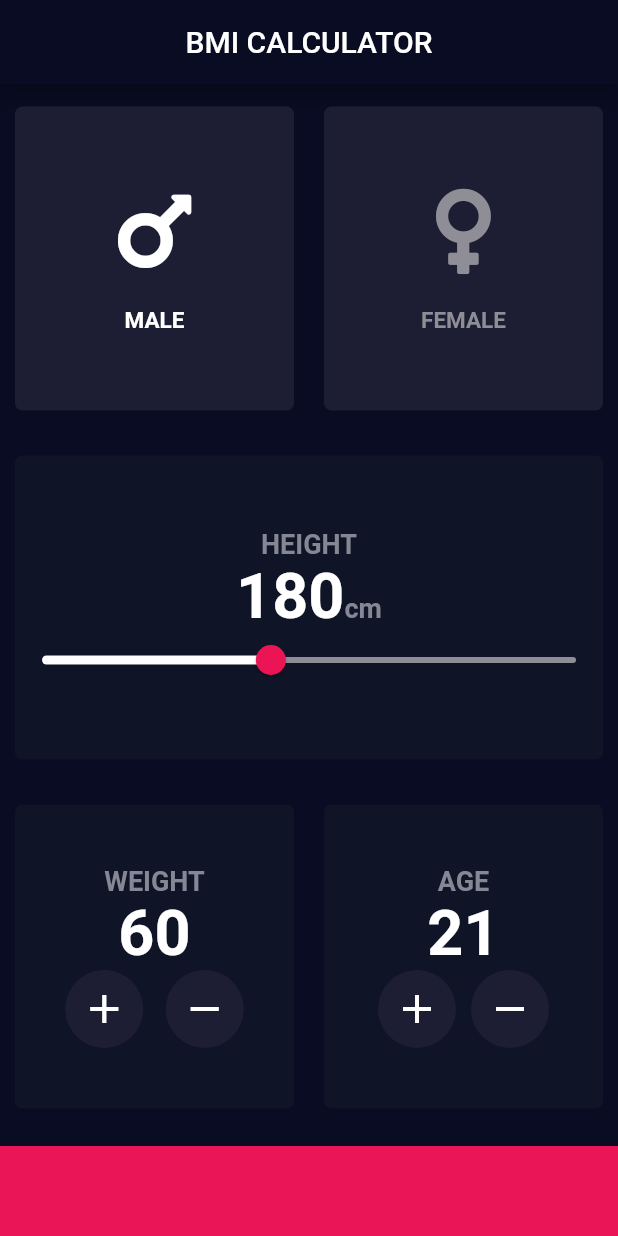
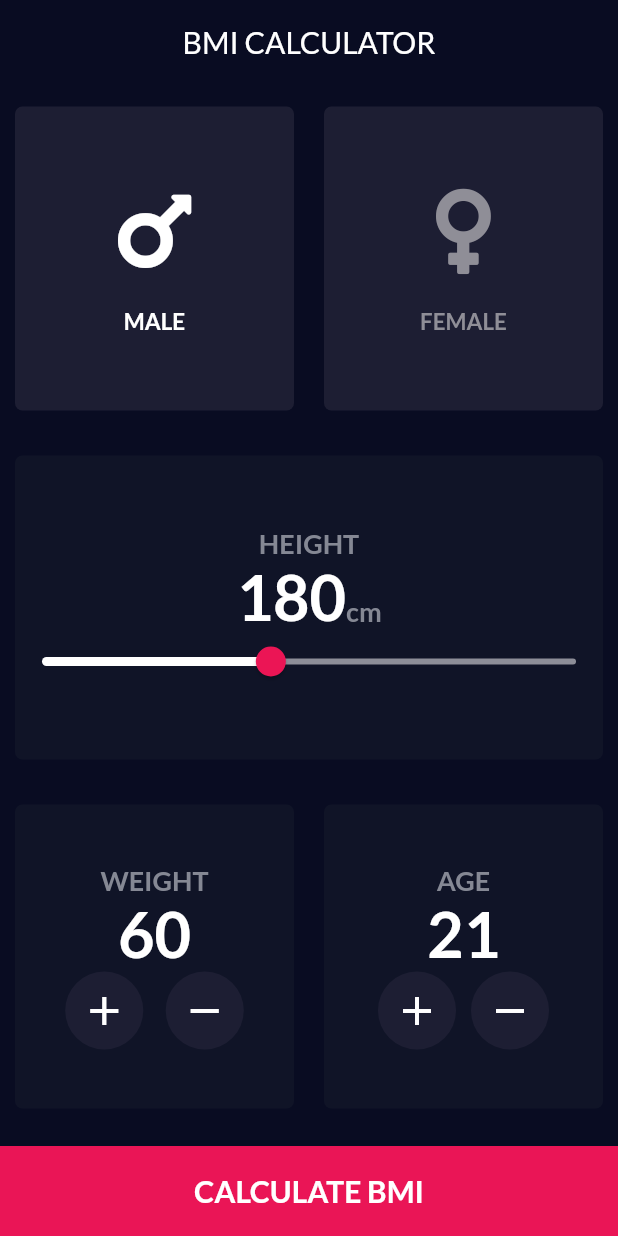
Before and after one commit to Legendree/BmiApplication, a Flutter app: the screen it shows after launch, on a phone screen of 412 x 824 dp. Run offline on Flutter 3.47's test engine with Material 2 defaults, Android fonts, the phone set to English and light mode, and no system bars; our stand-ins replace font_awesome_flutter; missing offline and left inert: dart:ffi.

Commit message:
Added second page for statistics of the calculation

```diff
--- a/lib/constants.dart
+++ b/lib/constants.dart
@@ -4,6 +4,8 @@ const kBottomContainerHeight = 60.0;
 const kSexContainerColor = Color(0xFF1D1E33);
 const kBmiContainerColor = Color(0xFF101427);
 
+const kBmiNormalRangeColor = Color(0xFF22E67B);
+
 const kTextStyle = TextStyle(
     fontSize: 18, color: Color(0xFF858894), fontWeight: FontWeight.bold);
 
--- a/lib/input_page.dart
+++ b/lib/input_page.dart
@@ -1,4 +1,5 @@
 import 'package:flutter/material.dart';
+import 'package:simpleproject/result_page.dart';
 import 'icon_content.dart';
 import 'reusable_card.dart';
 import 'package:font_awesome_flutter/font_awesome_flutter.dart';
@@ -23,6 +24,7 @@ class _InputPageState extends State<InputPage> {
     return Scaffold(
       appBar: AppBar(
         title: Center(child: Text('BMI CALCULATOR')),
+        elevation: 0,
       ),
       body: Column(
         crossAxisAlignment: CrossAxisAlignment.stretch,
@@ -180,6 +182,23 @@ class _InputPageState extends State<InputPage> {
             margin: EdgeInsets.only(top: 10.0),
             width: double.infinity,
             height: kBottomContainerHeight,
+            child: Column(
+              mainAxisAlignment: MainAxisAlignment.center,
+              crossAxisAlignment: CrossAxisAlignment.center,
+              children: <Widget>[
+                GestureDetector(
+                  onTap: () {
+                    Navigator.push(context,
+                        MaterialPageRoute(builder: (context) => ResultPage()));
+                  },
+                  child: Text("CALCULATE BMI",
+                      style: TextStyle(
+                          fontSize: 20,
+                          color: Colors.white,
+                          fontWeight: FontWeight.bold)),
+                )
+              ],
+            ),
           )
         ],
       ),
--- a/lib/main.dart
+++ b/lib/main.dart
@@ -12,7 +12,8 @@ class BmiCalculator extends StatelessWidget {
         primaryColor: Color(0xFF090C22),
         accentColor: Color(0xFFEA1556),
         scaffoldBackgroundColor: Color(0xFF090C22),
-        textTheme: TextTheme(body1: TextStyle(color: Colors.white))
+        textTheme: TextTheme(body1: TextStyle(color: Colors.white)),
+        fontFamily: 'Lato'
       ),
     );
   }
```
Also changed, not shown: lib/result_page.dart (added, +91 -0 lines), pubspec.yaml (+9 -26 lines), fonts/Lato-Black.ttf (added), fonts/Lato-BlackItalic.ttf (added), fonts/Lato-Bold.ttf (added), fonts/Lato-BoldItalic.ttf (added), fonts/Lato-Italic.ttf (added), fonts/Lato-Light.ttf (added), fonts/Lato-LightItalic.ttf (added), fonts/Lato-Regular.ttf (added), fonts/Lato-Thin.ttf (added), fonts/Lato-ThinItalic.ttf (added).
